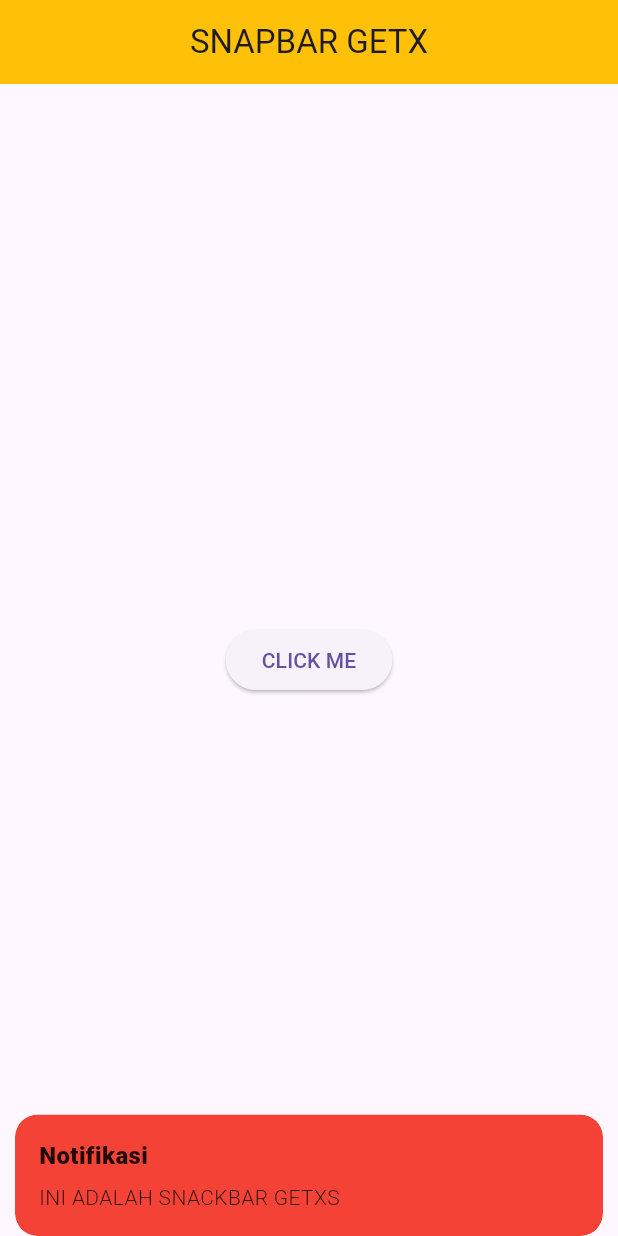
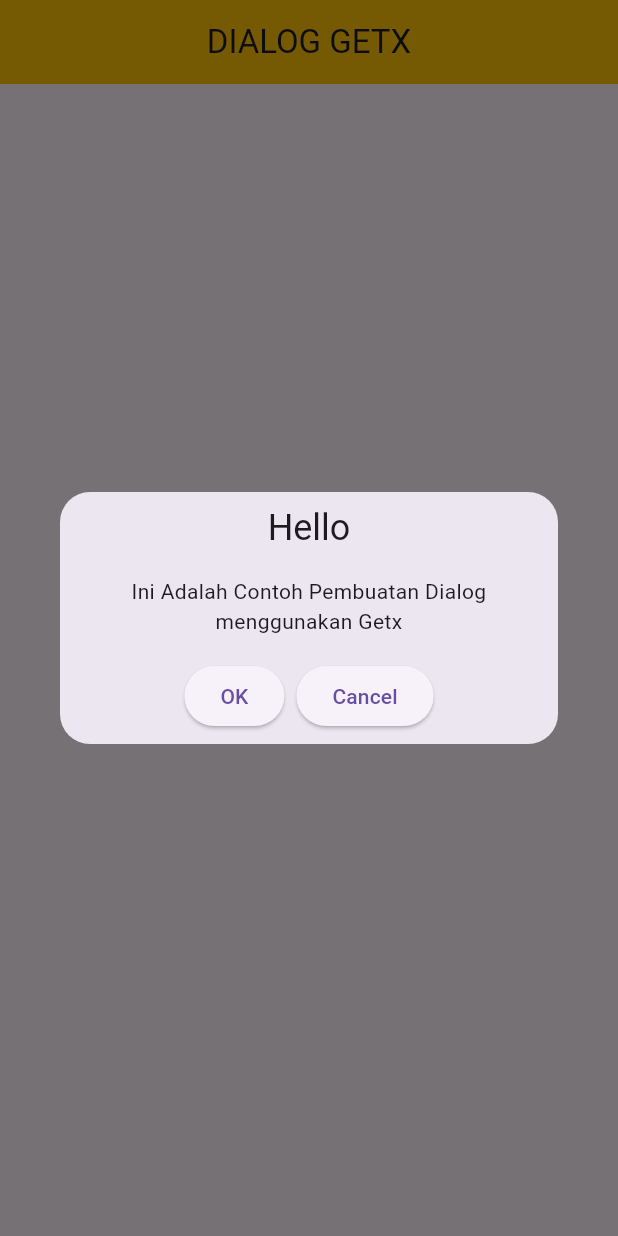
Before and after one commit to Suwandi-amin-sangaji/Flutter_State_Management_GetX, a Flutter app: the screen it shows after launch, after a tap on "CLICK ME", on a phone screen of 412 x 824 dp. Run offline on Flutter 3.47's test engine with Material 3 defaults, Android fonts, the phone set to English and light mode, and no system bars; our stand-ins replace get.

Commit message:
Dialog GetX

```diff
--- a/lib/main.dart
+++ b/lib/main.dart
@@ -26,25 +26,24 @@ class HomePage extends StatelessWidget {
       appBar: AppBar(
         centerTitle: true,
         backgroundColor: Colors.amber,
-        title: Text("SNAPBAR GETX"),
+        title: Text("DIALOG GETX"),
       ),
       body: Center(
         child: ElevatedButton(
           onPressed: () {
-            // ScaffoldMessenger.of(context).showSnackBar(
-            //   SnackBar(
-            //     content: Text("SNACKBAR"),
-            //     action: SnackBarAction(
-            //       label: "CANCEL",
-            //       onPressed: () {},
-            //     ),
-            //   ),
-            // );WS
-            Get.snackbar(
-              "Notifikasi",
-              "INI ADALAH SNACKBAR GETXS",
-              snackPosition: SnackPosition.BOTTOM,
-              backgroundColor: Colors.red,
+            Get.defaultDialog(
+              title: "Hello",
+              middleText: "Ini Adalah Contoh Pembuatan Dialog menggunakan Getx",
+              actions: [
+                ElevatedButton(
+                  onPressed: () {},
+                  child: Text("OK"),
+                ),
+                ElevatedButton(
+                  onPressed: () {},
+                  child: Text("Cancel"),
+                )
+              ],
             );
           },
           child: Text("CLICK ME"),
```
